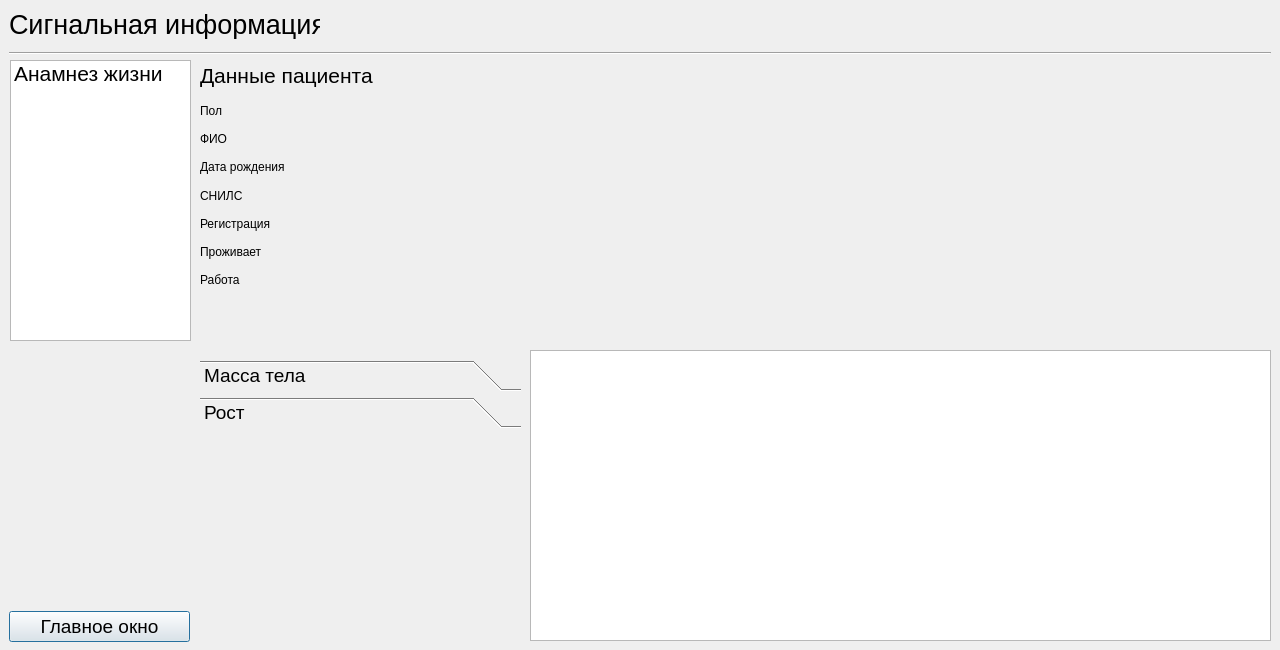
Qt form Course 1/Semester 2/Creative work/ARM/patient_info.ui (pryazha/Labs) before a commit.
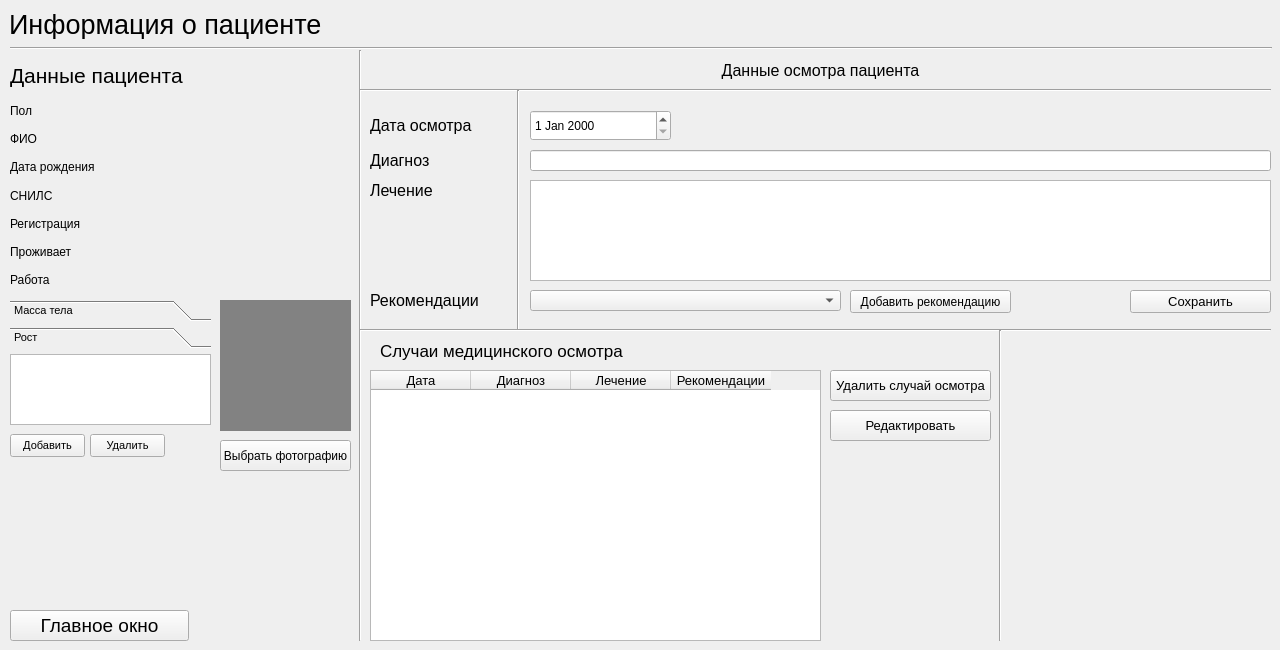
The same form after that commit.

```diff
--- a/Course 1/Semester 2/Creative work/ARM/patient_info.ui
+++ b/Course 1/Semester 2/Creative work/ARM/patient_info.ui
@@ -18,7 +18,7 @@
     <rect>
      <x>9</x>
      <y>9</y>
-     <width>311</width>
+     <width>491</width>
      <height>30</height>
     </rect>
    </property>
@@ -28,14 +28,14 @@
     </font>
    </property>
    <property name="text">
-    <string>Сигнальная информация</string>
+    <string>Информация о пациенте</string>
    </property>
   </widget>
   <widget class="Line" name="line">
    <property name="geometry">
     <rect>
-     <x>9</x>
-     <y>45</y>
+     <x>10</x>
+     <y>40</y>
      <width>1262</width>
      <height>16</height>
     </rect>
@@ -44,121 +44,126 @@
     <enum>Qt::Horizontal</enum>
    </property>
   </widget>
-  <widget class="QWidget" name="layoutWidget">
-   <property name="geometry">
-    <rect>
-     <x>9</x>
-     <y>351</y>
-     <width>181</width>
-     <height>291</height>
-    </rect>
-   </property>
-   <layout class="QVBoxLayout" name="verticalLayout">
-    <item>
-     <spacer name="verticalSpacer">
-      <property name="orientation">
-       <enum>Qt::Vertical</enum>
-      </property>
-      <property name="sizeHint" stdset="0">
-       <size>
-        <width>20</width>
-        <height>40</height>
-       </size>
-      </property>
-     </spacer>
-    </item>
-    <item>
-     <widget class="QPushButton" name="home_button">
-      <property name="font">
-       <font>
-        <pointsize>14</pointsize>
-       </font>
-      </property>
-      <property name="text">
-       <string>Главное окно</string>
-      </property>
-     </widget>
-    </item>
-   </layout>
-  </widget>
-  <widget class="QTextEdit" name="textEdit">
-   <property name="geometry">
-    <rect>
-     <x>530</x>
-     <y>350</y>
-     <width>741</width>
-     <height>291</height>
-    </rect>
-   </property>
-  </widget>
   <widget class="QToolBox" name="toolBox">
    <property name="geometry">
     <rect>
-     <x>200</x>
-     <y>360</y>
-     <width>321</width>
-     <height>281</height>
+     <x>10</x>
+     <y>300</y>
+     <width>201</width>
+     <height>161</height>
     </rect>
    </property>
    <property name="font">
     <font>
-     <pointsize>14</pointsize>
+     <pointsize>8</pointsize>
     </font>
    </property>
    <property name="currentIndex">
     <number>1</number>
    </property>
-   <widget class="QWidget" name="weight">
+   <widget class="QWidget" name="weightPage">
     <property name="geometry">
      <rect>
       <x>0</x>
       <y>0</y>
-      <width>321</width>
-      <height>207</height>
+      <width>201</width>
+      <height>107</height>
      </rect>
     </property>
     <attribute name="label">
      <string>Масса тела</string>
     </attribute>
+    <widget class="QListWidget" name="listWidget_weight">
+     <property name="geometry">
+      <rect>
+       <x>0</x>
+       <y>0</y>
+       <width>201</width>
+       <height>71</height>
+      </rect>
+     </property>
+    </widget>
+    <widget class="QPushButton" name="button_add_weight">
+     <property name="geometry">
+      <rect>
+       <x>0</x>
+       <y>80</y>
+       <width>75</width>
+       <height>23</height>
+      </rect>
+     </property>
+     <property name="text">
+      <string>Добавить</string>
+     </property>
+    </widget>
+    <widget class="QPushButton" name="button_delete_weight">
+     <property name="geometry">
+      <rect>
+       <x>80</x>
+       <y>80</y>
+       <width>75</width>
+       <height>23</height>
+      </rect>
+     </property>
+     <property name="text">
+      <string>Удалить</string>
+     </property>
+    </widget>
    </widget>
-   <widget class="QWidget" name="height">
+   <widget class="QWidget" name="heightPage">
     <property name="geometry">
      <rect>
       <x>0</x>
       <y>0</y>
-      <width>321</width>
-      <height>207</height>
+      <width>201</width>
+      <height>107</height>
      </rect>
     </property>
     <attribute name="label">
      <string>Рост</string>
     </attribute>
+    <widget class="QPushButton" name="button_add_height">
+     <property name="geometry">
+      <rect>
+       <x>0</x>
+       <y>80</y>
+       <width>75</width>
+       <height>23</height>
+      </rect>
+     </property>
+     <property name="text">
+      <string>Добавить</string>
+     </property>
+    </widget>
+    <widget class="QListWidget" name="listWidget_height">
+     <property name="geometry">
+      <rect>
+       <x>0</x>
+       <y>0</y>
+       <width>201</width>
+       <height>71</height>
+      </rect>
+     </property>
+    </widget>
+    <widget class="QPushButton" name="button_delete_height">
+     <property name="geometry">
+      <rect>
+       <x>80</x>
+       <y>80</y>
+       <width>75</width>
+       <height>23</height>
+      </rect>
+     </property>
+     <property name="text">
+      <string>Удалить</string>
+     </property>
+    </widget>
    </widget>
   </widget>
-  <widget class="QListWidget" name="listWidget">
-   <property name="geometry">
-    <rect>
-     <x>10</x>
-     <y>60</y>
-     <width>181</width>
-     <height>281</height>
-    </rect>
-   </property>
-   <property name="font">
-    <font>
-     <pointsize>16</pointsize>
-    </font>
-   </property>
-   <item>
-    <property name="text">
-     <string>Анамнез жизни</string>
-    </property>
-   </item>
-  </widget>
   <widget class="QLabel" name="label_2">
    <property name="geometry">
     <rect>
-     <x>200</x>
+     <x>10</x>
      <y>60</y>
      <width>311</width>
      <height>30</height>
@@ -176,9 +181,9 @@
   <widget class="QWidget" name="verticalLayoutWidget">
    <property name="geometry">
     <rect>
-     <x>200</x>
+     <x>10</x>
      <y>100</y>
-     <width>321</width>
+     <width>341</width>
      <height>191</height>
     </rect>
    </property>
@@ -380,6 +385,454 @@
     </item>
    </layout>
   </widget>
+  <widget class="QPushButton" name="home_button">
+   <property name="geometry">
+    <rect>
+     <x>10</x>
+     <y>610</y>
+     <width>179</width>
+     <height>31</height>
+    </rect>
+   </property>
+   <property name="font">
+    <font>
+     <pointsize>14</pointsize>
+    </font>
+   </property>
+   <property name="text">
+    <string>Главное окно</string>
+   </property>
+  </widget>
+  <widget class="QTableWidget" name="tableWidget_exams">
+   <property name="geometry">
+    <rect>
+     <x>370</x>
+     <y>370</y>
+     <width>451</width>
+     <height>271</height>
+    </rect>
+   </property>
+   <property name="font">
+    <font>
+     <pointsize>10</pointsize>
+    </font>
+   </property>
+   <property name="selectionMode">
+    <enum>QAbstractItemView::SingleSelection</enum>
+   </property>
+   <column>
+    <property name="text">
+     <string>Дата</string>
+    </property>
+   </column>
+   <column>
+    <property name="text">
+     <string>Диагноз</string>
+    </property>
+   </column>
+   <column>
+    <property name="text">
+     <string>Лечение</string>
+    </property>
+   </column>
+   <column>
+    <property name="text">
+     <string>Рекомендации</string>
+    </property>
+   </column>
+  </widget>
+  <widget class="Line" name="line_2">
+   <property name="geometry">
+    <rect>
+     <x>350</x>
+     <y>50</y>
+     <width>20</width>
+     <height>591</height>
+    </rect>
+   </property>
+   <property name="orientation">
+    <enum>Qt::Vertical</enum>
+   </property>
+  </widget>
+  <widget class="QComboBox" name="comboBox_recommendations">
+   <property name="geometry">
+    <rect>
+     <x>530</x>
+     <y>290</y>
+     <width>311</width>
+     <height>21</height>
+    </rect>
+   </property>
+   <property name="font">
+    <font>
+     <pointsize>10</pointsize>
+    </font>
+   </property>
+   <item>
+    <property name="text">
+     <string/>
+    </property>
+   </item>
+   <item>
+    <property name="text">
+     <string>Снизить потребление соли, животных жиров и алкоголя</string>
+    </property>
+   </item>
+   <item>
+    <property name="text">
+     <string>Увеличить физическую активность</string>
+    </property>
+   </item>
+   <item>
+    <property name="text">
+     <string>Регулярно измерять давление</string>
+    </property>
+   </item>
+   <item>
+    <property name="text">
+     <string>Соблюдать диету</string>
+    </property>
+   </item>
+   <item>
+    <property name="text">
+     <string>Регулярно измерять уровень глюкозы в крови</string>
+    </property>
+   </item>
+   <item>
+    <property name="text">
+     <string>Полностью отказаться от вредных привычек</string>
+    </property>
+   </item>
+   <item>
+    <property name="text">
+     <string>Контролировать массу тела и индекс массы тела</string>
+    </property>
+   </item>
+  </widget>
+  <widget class="QPushButton" name="saveButton">
+   <property name="geometry">
+    <rect>
+     <x>1130</x>
+     <y>290</y>
+     <width>141</width>
+     <height>23</height>
+    </rect>
+   </property>
+   <property name="font">
+    <font>
+     <pointsize>10</pointsize>
+    </font>
+   </property>
+   <property name="text">
+    <string>Сохранить</string>
+   </property>
+  </widget>
+  <widget class="QDateEdit" name="dateEdit_exam">
+   <property name="geometry">
+    <rect>
+     <x>530</x>
+     <y>110</y>
+     <width>141</width>
+     <height>31</height>
+    </rect>
+   </property>
+  </widget>
+  <widget class="QLabel" name="label_3">
+   <property name="geometry">
+    <rect>
+     <x>380</x>
+     <y>340</y>
+     <width>261</width>
+     <height>21</height>
+    </rect>
+   </property>
+   <property name="font">
+    <font>
+     <pointsize>13</pointsize>
+    </font>
+   </property>
+   <property name="text">
+    <string>Случаи медицинского осмотра</string>
+   </property>
+  </widget>
+  <widget class="QLabel" name="label_11">
+   <property name="geometry">
+    <rect>
+     <x>370</x>
+     <y>60</y>
+     <width>901</width>
+     <height>21</height>
+    </rect>
+   </property>
+   <property name="font">
+    <font>
+     <pointsize>12</pointsize>
+    </font>
+   </property>
+   <property name="layoutDirection">
+    <enum>Qt::LeftToRight</enum>
+   </property>
+   <property name="text">
+    <string>Данные осмотра пациента</string>
+   </property>
+   <property name="alignment">
+    <set>Qt::AlignCenter</set>
+   </property>
+  </widget>
+  <widget class="QLabel" name="label_12">
+   <property name="geometry">
+    <rect>
+     <x>370</x>
+     <y>110</y>
+     <width>131</width>
+     <height>31</height>
+    </rect>
+   </property>
+   <property name="font">
+    <font>
+     <pointsize>12</pointsize>
+    </font>
+   </property>
+   <property name="text">
+    <string>Дата осмотра </string>
+   </property>
+  </widget>
+  <widget class="Line" name="line_4">
+   <property name="geometry">
+    <rect>
+     <x>360</x>
+     <y>80</y>
+     <width>911</width>
+     <height>20</height>
+    </rect>
+   </property>
+   <property name="orientation">
+    <enum>Qt::Horizontal</enum>
+   </property>
+  </widget>
+  <widget class="QLineEdit" name="lineEdit_diagnosis">
+   <property name="geometry">
+    <rect>
+     <x>530</x>
+     <y>150</y>
+     <width>741</width>
+     <height>21</height>
+    </rect>
+   </property>
+   <property name="font">
+    <font>
+     <pointsize>10</pointsize>
+    </font>
+   </property>
+  </widget>
+  <widget class="QLabel" name="label_13">
+   <property name="geometry">
+    <rect>
+     <x>370</x>
+     <y>150</y>
+     <width>71</width>
+     <height>21</height>
+    </rect>
+   </property>
+   <property name="sizePolicy">
+    <sizepolicy hsizetype="Fixed" vsizetype="Preferred">
+     <horstretch>0</horstretch>
+     <verstretch>0</verstretch>
+    </sizepolicy>
+   </property>
+   <property name="font">
+    <font>
+     <pointsize>12</pointsize>
+    </font>
+   </property>
+   <property name="text">
+    <string>Диагноз</string>
+   </property>
+  </widget>
+  <widget class="QPlainTextEdit" name="plainTextEdit_treatment">
+   <property name="geometry">
+    <rect>
+     <x>530</x>
+     <y>180</y>
+     <width>741</width>
+     <height>101</height>
+    </rect>
+   </property>
+   <property name="font">
+    <font>
+     <pointsize>10</pointsize>
+    </font>
+   </property>
+  </widget>
+  <widget class="QLabel" name="label_14">
+   <property name="geometry">
+    <rect>
+     <x>370</x>
+     <y>180</y>
+     <width>81</width>
+     <height>21</height>
+    </rect>
+   </property>
+   <property name="font">
+    <font>
+     <pointsize>12</pointsize>
+    </font>
+   </property>
+   <property name="text">
+    <string>Лечение</string>
+   </property>
+  </widget>
+  <widget class="QLabel" name="label_15">
+   <property name="geometry">
+    <rect>
+     <x>370</x>
+     <y>290</y>
+     <width>111</width>
+     <height>21</height>
+    </rect>
+   </property>
+   <property name="font">
+    <font>
+     <pointsize>12</pointsize>
+    </font>
+   </property>
+   <property name="text">
+    <string>Рекомендации</string>
+   </property>
+  </widget>
+  <widget class="Line" name="line_5">
+   <property name="geometry">
+    <rect>
+     <x>510</x>
+     <y>90</y>
+     <width>16</width>
+     <height>241</height>
+    </rect>
+   </property>
+   <property name="orientation">
+    <enum>Qt::Vertical</enum>
+   </property>
+  </widget>
+  <widget class="Line" name="line_6">
+   <property name="geometry">
+    <rect>
+     <x>360</x>
+     <y>320</y>
+     <width>911</width>
+     <height>20</height>
+    </rect>
+   </property>
+   <property name="orientation">
+    <enum>Qt::Horizontal</enum>
+   </property>
+  </widget>
+  <widget class="Line" name="line_3">
+   <property name="geometry">
+    <rect>
+     <x>990</x>
+     <y>330</y>
+     <width>20</width>
+     <height>311</height>
+    </rect>
+   </property>
+   <property name="orientation">
+    <enum>Qt::Vertical</enum>
+   </property>
+  </widget>
+  <widget class="QLabel" name="label_photo">
+   <property name="geometry">
+    <rect>
+     <x>220</x>
+     <y>300</y>
+     <width>131</width>
+     <height>131</height>
+    </rect>
+   </property>
+   <property name="styleSheet">
+    <string notr="true">background: rgb(130, 130, 130)</string>
+   </property>
+   <property name="text">
+    <string/>
+   </property>
+  </widget>
+  <widget class="QPushButton" name="deleteButton">
+   <property name="geometry">
+    <rect>
+     <x>830</x>
+     <y>370</y>
+     <width>161</width>
+     <height>31</height>
+    </rect>
+   </property>
+   <property name="font">
+    <font>
+     <pointsize>10</pointsize>
+    </font>
+   </property>
+   <property name="text">
+    <string>Удалить случай осмотра</string>
+   </property>
+  </widget>
+  <widget class="QPushButton" name="editButton">
+   <property name="geometry">
+    <rect>
+     <x>830</x>
+     <y>410</y>
+     <width>161</width>
+     <height>31</height>
+    </rect>
+   </property>
+   <property name="font">
+    <font>
+     <pointsize>10</pointsize>
+    </font>
+   </property>
+   <property name="styleSheet">
+    <string notr="true"/>
+   </property>
+   <property name="text">
+    <string>Редактировать</string>
+   </property>
+  </widget>
+  <widget class="QPushButton" name="changePhoto_button">
+   <property name="geometry">
+    <rect>
+     <x>220</x>
+     <y>440</y>
+     <width>131</width>
+     <height>31</height>
+    </rect>
+   </property>
+   <property name="text">
+    <string>Выбрать фотографию</string>
+   </property>
+  </widget>
+  <widget class="QLabel" name="label_17">
+   <property name="geometry">
+    <rect>
+     <x>1010</x>
+     <y>340</y>
+     <width>261</width>
+     <height>21</height>
+    </rect>
+   </property>
+   <property name="text">
+    <string/>
+   </property>
+  </widget>
+  <widget class="QPushButton" name="button_add_recommendation">
+   <property name="geometry">
+    <rect>
+     <x>850</x>
+     <y>290</y>
+     <width>161</width>
+     <height>23</height>
+    </rect>
+   </property>
+   <property name="text">
+    <string>Добавить рекомендацию</string>
+   </property>
+  </widget>
  </widget>
  <resources/>
  <connections/>
```
